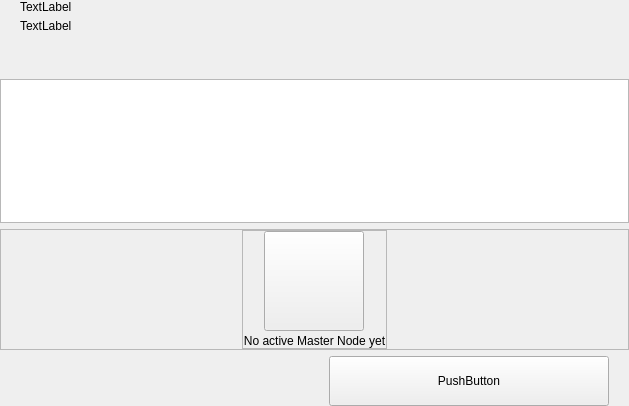
Before: the Qt Designer form src/qt/forms/masternodeswidget.ui in eons-finance/ALQO, drawn with Qt 5.
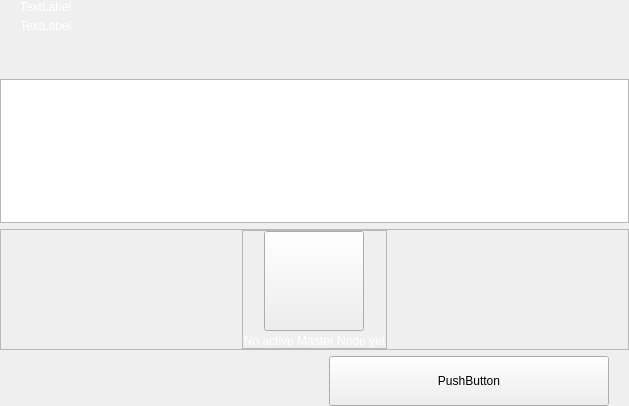
After: the same form once the commit is applied.

Patch:
```diff
--- a/src/qt/forms/masternodeswidget.ui
+++ b/src/qt/forms/masternodeswidget.ui
@@ -64,6 +64,9 @@
             </property>
             <item>
              <widget class="QLabel" name="labelTitle">
+              <property name="styleSheet">
+               <string notr="true">color:white;</string>
+              </property>
               <property name="text">
                <string>TextLabel</string>
               </property>
@@ -71,6 +74,9 @@
             </item>
             <item alignment="Qt::AlignTop">
              <widget class="QLabel" name="labelSubtitle1">
+              <property name="styleSheet">
+               <string notr="true">color:white;</string>
+              </property>
               <property name="text">
                <string>TextLabel</string>
               </property>
@@ -220,7 +226,7 @@
               <item alignment="Qt::AlignHCenter|Qt::AlignVCenter">
                <widget class="QLabel" name="labelEmpty">
                 <property name="styleSheet">
-                 <string notr="true"/>
+                 <string notr="true">color:white;</string>
                 </property>
                 <property name="text">
                  <string>No active Master Node yet</string>
```
